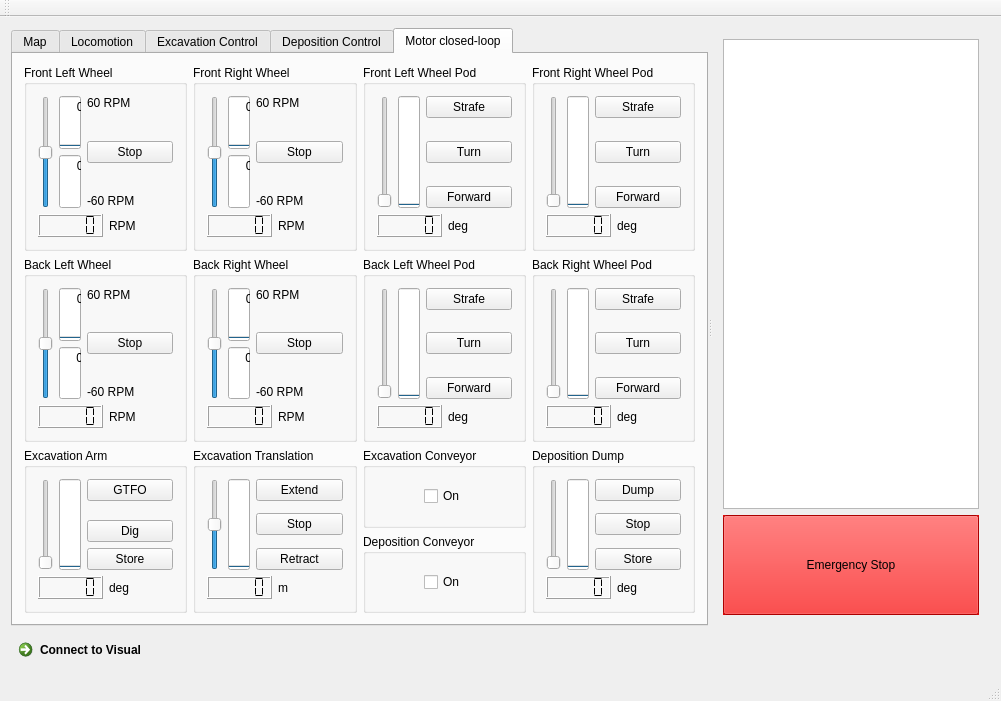
This is client/mainwindow.ui in CWRUbotix/NASA-RMC-2017 as Qt 5 draws it before an edit. The edited form follows.
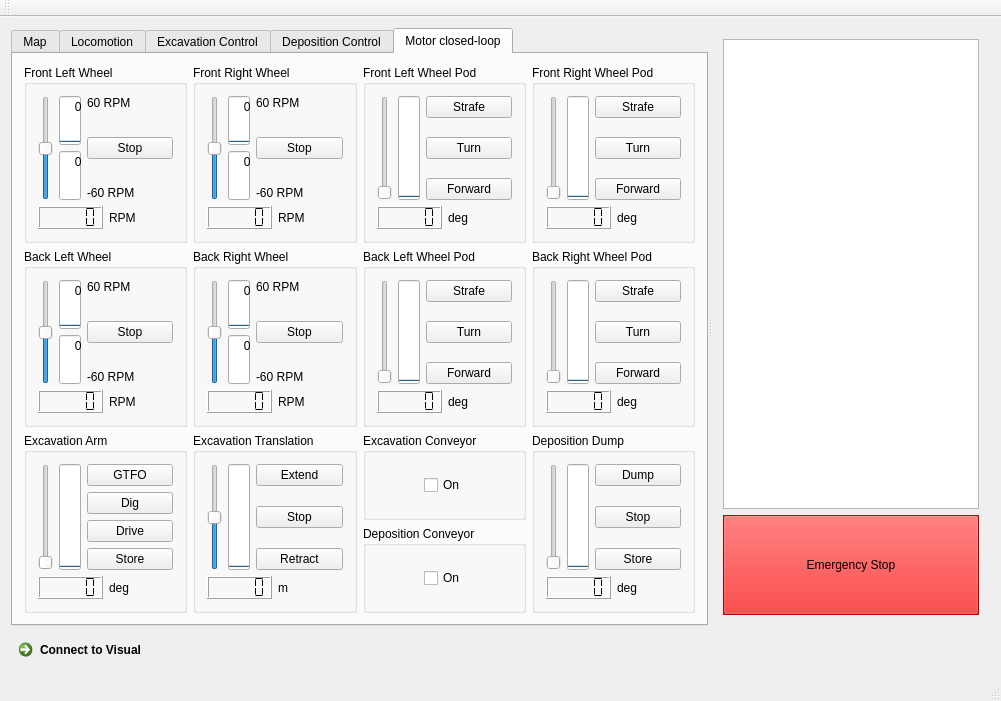
This is the edited form. The open tabs and pages were chosen to show the change.

Commit message: Rotation configurations

What changed in the file:
```diff
--- a/client/mainwindow.ui
+++ b/client/mainwindow.ui
@@ -2036,22 +2036,6 @@
                   </property>
                  </widget>
                 </item>
-                <item>
-                 <spacer name="verticalSpacer_7">
-                  <property name="focusPolicy">
-                   <enum>Qt::NoFocus</enum>
-                  </property>
-                  <property name="orientation">
-                   <enum>Qt::Vertical</enum>
-                  </property>
-                  <property name="sizeHint" stdset="0">
-                   <size>
-                    <width>20</width>
-                    <height>40</height>
-                   </size>
-                  </property>
-                 </spacer>
-                </item>
                 <item>
                  <widget class="QPushButton" name="pushButton_ExcavationArmJog">
                   <property name="focusPolicy">
@@ -2062,6 +2046,13 @@
                   </property>
                  </widget>
                 </item>
+                <item>
+                 <widget class="QPushButton" name="pushButton_ExcavationArmDrive">
+                  <property name="text">
+                   <string>Drive</string>
+                  </property>
+                 </widget>
+                </item>
                 <item>
                  <widget class="QPushButton" name="pushButton_ExcavationArmStore">
                   <property name="focusPolicy">
```
Left out of the diff: 2 changed lines with no effect on the pictures. The commit also changes 2 other files.
